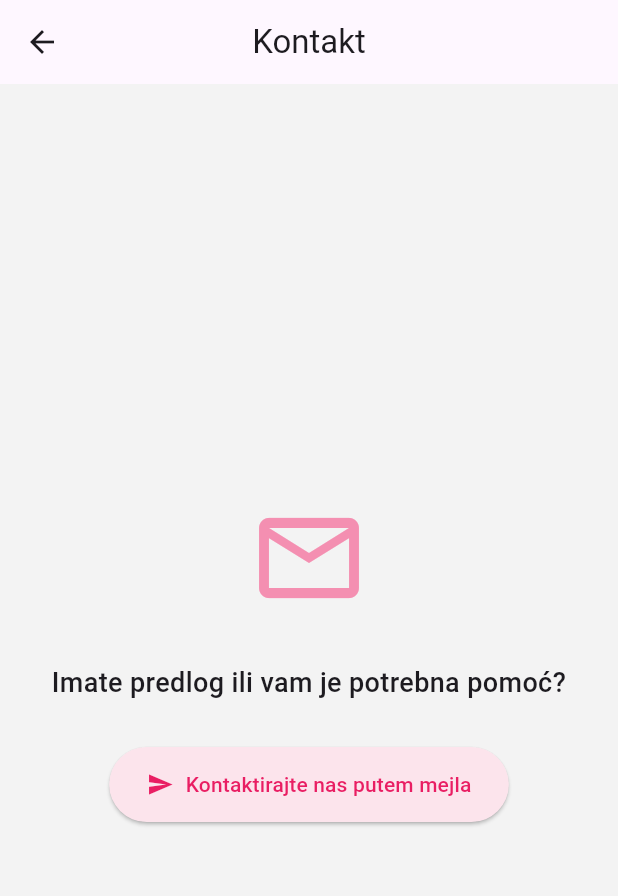
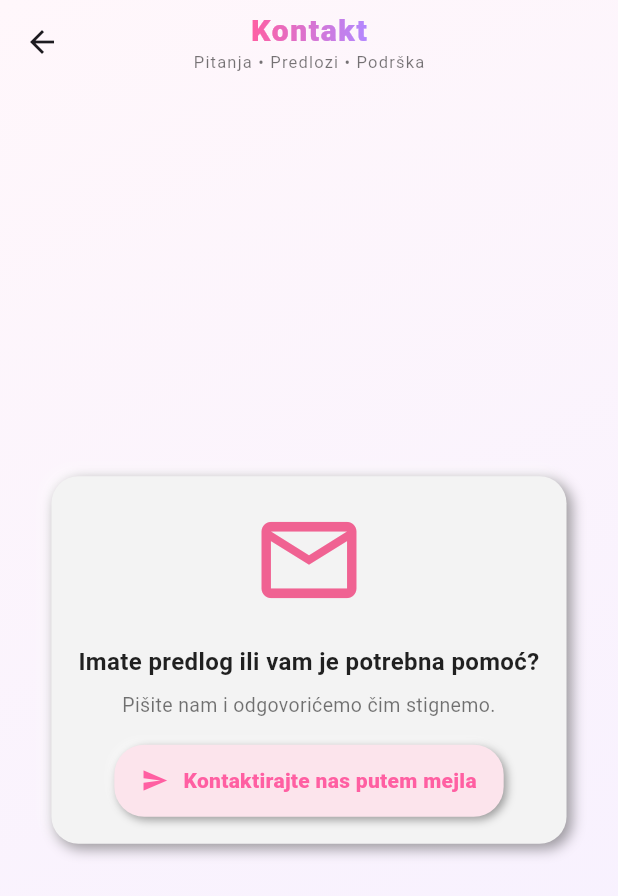
Before and after one commit to kakosuper/ljubavnikalkulator, a Flutter app: the ContactPage screen opened directly, on a phone screen of 412 x 824 dp. Shown: the top 896 px of the screen. Run offline on Flutter 3.47's test engine with Material 3 defaults, Android fonts, the phone set to English and light mode, and no system bars; our stand-ins replace flutter_neumorphic_plus, flutter_typeahead, lottie, shared_preferences, timezone; accounts and stored records are empty.

Commit message:
pre notifikacija

```diff
--- a/lib/screens/info_screens.dart
+++ b/lib/screens/info_screens.dart
@@ -1,34 +1,74 @@
 import 'package:flutter/material.dart';
 import 'package:url_launcher/url_launcher.dart';
-import '../helpers/translate_helper.dart'; // Importujemo naš t() helper
+import '../helpers/translate_helper.dart';
 import 'package:lottie/lottie.dart';
+import 'package:flutter_neumorphic_plus/flutter_neumorphic.dart';
+
+import 'package:ljubavnikalkulator/ui/ui_tokens.dart';
+import 'package:ljubavnikalkulator/widgets/fancy_appbar_title.dart';
 
 // STRANA O APLIKACIJI
 class AboutPage extends StatelessWidget {
   @override
   Widget build(BuildContext context) {
     return Scaffold(
+      extendBodyBehindAppBar: true,
       appBar: AppBar(
-        title: Text(t(context, "O aplikaciji")),
+        title: const FancyAppBarTitle(
+          titleKey: "O aplikaciji",
+          subtitleKey: "Kako radi • Šta dobijaš",
+        ),
+        backgroundColor: Colors.transparent,
+        elevation: 0,
         centerTitle: true,
       ),
-      body: SingleChildScrollView(
-  padding: const EdgeInsets.all(20),
+      body: Container(
+        decoration: UiTokens.background(context),
+        child: SafeArea(
+          child: SingleChildScrollView(
+            padding: UiTokens.pagePadding,
             child: Column(
               crossAxisAlignment: CrossAxisAlignment.stretch,
               children: [
-      Text(
-        t(context,
+                Neumorphic(
+                  style: NeumorphicStyle(
+                    depth: 6,
+                    boxShape: NeumorphicBoxShape.roundRect(
+                      BorderRadius.circular(UiTokens.cardRadius),
+                    ),
+                    color: UiTokens.surface(context),
+                  ),
+                  child: Padding(
+                    padding: const EdgeInsets.all(16),
+                    child: Text(
+                      t(
+                        context,
                         "Ova aplikacija koristi napredne astrološke algoritme i ASCII modulo proračune kako bi odredila kompatibilnost između dve osobe. "
-          "Naš cilj je da pružimo zabavan način za istraživanje odnosa kroz numerologiju i astrologiju."
+                        "Naš cilj je da pružimo zabavan način za istraživanje odnosa kroz numerologiju i astrologiju.",
                       ),
-        style: const TextStyle(fontSize: 16, height: 1.5),
+                      style: TextStyle(
+                        fontSize: 15.5,
+                        height: 1.5,
+                        color: UiTokens.textPrimary(context),
+                      ),
                       textAlign: TextAlign.justify,
                     ),
-      const SizedBox(height: 24),
+                  ),
+                ),
+                const SizedBox(height: 18),
 
-      // Lottie ispod teksta
+                // Lottie ispod teksta (kao "hero" vizual)
                 Center(
+                  child: Neumorphic(
+                    style: NeumorphicStyle(
+                      depth: 4,
+                      boxShape: NeumorphicBoxShape.roundRect(
+                        BorderRadius.circular(UiTokens.cardRadius),
+                      ),
+                      color: UiTokens.surface(context),
+                    ),
+                    child: Padding(
+                      padding: const EdgeInsets.all(14),
                       child: SizedBox(
                         height: 220,
                         width: 220,
@@ -38,25 +78,26 @@ class AboutPage extends StatelessWidget {
                         ),
                       ),
                     ),
+                  ),
+                ),
               ],
             ),
           ),
-
+        ),
+      ),
     );
   }
 }
 
 // STRANA KONTAKT
 class ContactPage extends StatelessWidget {
-
   // Funkcija za pokretanje mejla
   Future<void> _launchEmail(BuildContext context) async {
     final Uri emailLaunchUri = Uri(
       scheme: 'mailto',
       path: 'kakosuper@gmail.com',
       queryParameters: {
-        // I subjekt mejla može biti preveden
-        'subject': t(context, 'Ljubavni Kalkulator - Podrška/Predlog')
+        'subject': t(context, 'Ljubavni Kalkulator - Podrška/Predlog'),
       },
     );
 
@@ -68,46 +109,117 @@ class ContactPage extends StatelessWidget {
       }
     } catch (e) {
       ScaffoldMessenger.of(context).showSnackBar(
-        SnackBar(content: Text(t(context, "Greška prilikom otvaranja mejl klijenta."))),
+        SnackBar(
+          content: Text(
+            t(context, "Greška prilikom otvaranja mejl klijenta."),
+          ),
+        ),
       );
     }
   }
 
   @override
   Widget build(BuildContext context) {
+    final isDark = NeumorphicTheme.isUsingDark(context);
+
     return Scaffold(
+      extendBodyBehindAppBar: true,
       appBar: AppBar(
-        title: Text(t(context, "Kontakt")),
+        title: const FancyAppBarTitle(
+          titleKey: "Kontakt",
+          subtitleKey: "Pitanja • Predlozi • Podrška",
+        ),
+        backgroundColor: Colors.transparent,
+        elevation: 0,
         centerTitle: true,
       ),
-      body: Center(
+      body: Container(
+        decoration: UiTokens.background(context),
+        child: SafeArea(
+          child: Center(
             child: Padding(
-          padding: const EdgeInsets.all(20.0),
+              padding: UiTokens.pagePadding,
+              child: Neumorphic(
+                style: NeumorphicStyle(
+                  depth: 6,
+                  boxShape: NeumorphicBoxShape.roundRect(
+                    BorderRadius.circular(UiTokens.cardRadius),
+                  ),
+                  color: UiTokens.surface(context),
+                ),
+                child: Padding(
+                  padding: const EdgeInsets.all(18),
                   child: Column(
-            mainAxisAlignment: MainAxisAlignment.center,
+                    mainAxisSize: MainAxisSize.min,
                     children: [
-              Icon(Icons.email_outlined, size: 80, color: Colors.pink[200]),
-              SizedBox(height: 30),
+                      Icon(
+                        Icons.email_outlined,
+                        size: 76,
+                        color: isDark ? Colors.pink[200] : Colors.pink[300],
+                      ),
+                      const SizedBox(height: 18),
                       Text(
                         t(context, "Imate predlog ili vam je potrebna pomoć?"),
-                style: TextStyle(fontSize: 18, fontWeight: FontWeight.w500),
+                        style: TextStyle(
+                          fontSize: 16,
+                          fontWeight: FontWeight.w700,
+                          color: UiTokens.textPrimary(context),
+                        ),
                         textAlign: TextAlign.center,
                       ),
-              SizedBox(height: 30),
-              ElevatedButton.icon(
+                      const SizedBox(height: 8),
+                      Text(
+                        t(context, "Pišite nam i odgovorićemo čim stignemo."),
+                        style: TextStyle(
+                          fontSize: 13,
+                          height: 1.4,
+                          color: UiTokens.textSecondary(context),
+                        ),
+                        textAlign: TextAlign.center,
+                      ),
+                      const SizedBox(height: 18),
+
+                      NeumorphicButton(
                         onPressed: () => _launchEmail(context),
-                icon: Icon(Icons.send),
-                label: Text(t(context, "Kontaktirajte nas putem mejla")),
-                style: ElevatedButton.styleFrom(
-                  padding: EdgeInsets.symmetric(horizontal: 25, vertical: 15),
-                  backgroundColor: Colors.pink[50],
-                  foregroundColor: Colors.pink,
+                        style: NeumorphicStyle(
+                          depth: 4,
+                          color: isDark ? UiTokens.accentPink : Colors.pink[50],
+                          boxShape: NeumorphicBoxShape.roundRect(
+                            BorderRadius.circular(UiTokens.buttonRadius),
+                          ),
+                        ),
+                        padding: const EdgeInsets.symmetric(
+                          horizontal: 18,
+                          vertical: 14,
+                        ),
+                        child: Row(
+                          mainAxisSize: MainAxisSize.min,
+                          children: [
+                            Icon(
+                              Icons.send,
+                              size: 18,
+                              color: isDark ? Colors.white : UiTokens.accentPink,
+                            ),
+                            const SizedBox(width: 10),
+                            Text(
+                              t(context, "Kontaktirajte nas putem mejla"),
+                              style: TextStyle(
+                                fontWeight: FontWeight.w800,
+                                letterSpacing: 0.2,
+                                color: isDark ? Colors.white : UiTokens.accentPink,
+                              ),
+                            ),
+                          ],
                         ),
                       ),
                     ],
                   ),
                 ),
               ),
+            ),
+          ),
+        ),
+      ),
     );
   }
 }
--- /dev/null
+++ b/lib/ui/ui_tokens.dart
@@ -0,0 +1,45 @@
+import 'package:flutter/material.dart';
+import 'package:flutter_neumorphic_plus/flutter_neumorphic.dart';
+
+class UiTokens {
+  // Brand
+  static const accentPink = Color(0xFFFF5FA2);
+  static const accentPurple = Color(0xFFB388FF);
+
+  // Layout
+  static const pagePadding = EdgeInsets.all(16);
+  static const cardRadius = 18.0;
+  static const buttonRadius = 20.0;
+
+  // Text colors (dark-safe)
+  static Color textPrimary(BuildContext c) =>
+      NeumorphicTheme.isUsingDark(c) ? Colors.white : Colors.black87;
+
+  static Color textSecondary(BuildContext c) =>
+      NeumorphicTheme.isUsingDark(c) ? Colors.white70 : Colors.black54;
+
+  static Color iconMuted(BuildContext c) =>
+      NeumorphicTheme.isUsingDark(c) ? Colors.white54 : Colors.black45;
+
+  static Color surface(BuildContext c) => NeumorphicTheme.baseColor(c);
+
+  // Simple background gradient (subtle)
+  static BoxDecoration background(BuildContext c) {
+    final isDark = NeumorphicTheme.isUsingDark(c);
+    return BoxDecoration(
+      gradient: LinearGradient(
+        begin: Alignment.topLeft,
+        end: Alignment.bottomRight,
+        colors: isDark
+            ? [
+                const Color(0xFF141414),
+                const Color(0xFF1A1522),
+              ]
+            : [
+                const Color(0xFFFFF7FB),
+                const Color(0xFFF6F0FF),
+              ],
+      ),
+    );
+  }
+}
--- /dev/null
+++ b/lib/widgets/fancy_appbar_title.dart
@@ -0,0 +1,47 @@
+import 'package:flutter/material.dart';
+import '../helpers/translate_helper.dart';
+import 'package:ljubavnikalkulator/ui/ui_tokens.dart';
+
+
+class FancyAppBarTitle extends StatelessWidget {
+  final String titleKey;
+  final String subtitleKey;
+
+  const FancyAppBarTitle({
+    super.key,
+    required this.titleKey,
+    required this.subtitleKey,
+  });
+
+  @override
+  Widget build(BuildContext context) {
+    return Column(
+      mainAxisSize: MainAxisSize.min,
+      children: [
+        ShaderMask(
+          shaderCallback: (bounds) => const LinearGradient(
+            colors: [UiTokens.accentPink, UiTokens.accentPurple],
+          ).createShader(Rect.fromLTWH(0, 0, bounds.width, bounds.height)),
+          child: Text(
+            t(context, titleKey),
+            style: const TextStyle(
+              fontSize: 20,
+              fontWeight: FontWeight.w900,
+              letterSpacing: 1.1,
+              color: Colors.white,
+            ),
+          ),
+        ),
+        const SizedBox(height: 2),
+        Text(
+          t(context, subtitleKey),
+          style: TextStyle(
+            fontSize: 11,
+            letterSpacing: 0.8,
+            color: UiTokens.textSecondary(context),
+          ),
+        ),
+      ],
+    );
+  }
+}
```
Also changed, not shown: lib/screens/ChineseZodiacPage.dart (+4 -3 lines), lib/screens/ascendant_page.dart (+6 -2 lines), lib/screens/calculator.dart (+6 -5 lines), lib/screens/history.dart (+18 -11 lines), lib/screens/home_screen.dart (+23 -35 lines). Lines whose indentation alone changed are shown as unchanged.
